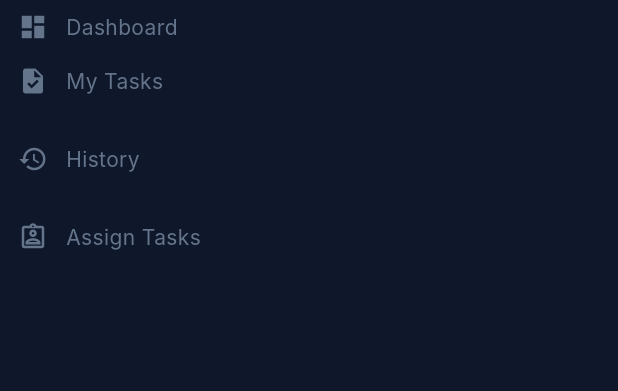
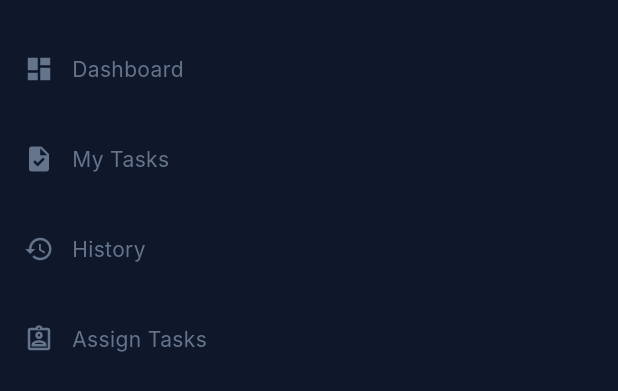
Before and after one commit to Srinivas-Unity3D/Task_Management_Frontend, a Flutter app: the NavigationMenu widget shown alone on an empty page, opened directly with empty values, on a phone screen of 412 x 824 dp. Shown: the top 391 px of the screen. Run offline on Flutter 3.47's test engine with Material 3 defaults, Android fonts, the phone set to English and light mode, and no system bars; our stand-ins replace intl_phone_number_input, shared_preferences; accounts and stored records are empty; network calls fail; Roboto replaces fonts that are missing (Inter).

Commit message:
fix the spacing issues on the menu buttons

```diff
--- a/lib/widgets/dashboard/navigation_menu.dart
+++ b/lib/widgets/dashboard/navigation_menu.dart
@@ -19,11 +19,13 @@ class NavigationMenu extends StatelessWidget {
   Widget build(BuildContext context) {
     return Column(
       children: [
+        const SizedBox(height: 24),
         _buildMenuItem(
           icon: Icons.dashboard,
           label: 'Dashboard',
           onTap: onDashboardPressed,
         ),
+        const SizedBox(height: 16),
         _buildMenuItem(
           icon: Icons.task,
           label: 'My Tasks',
@@ -54,7 +56,7 @@ class NavigationMenu extends StatelessWidget {
       onTap: onTap,
       borderRadius: BorderRadius.circular(8),
       child: Padding(
-        padding: const EdgeInsets.symmetric(vertical: 8, horizontal: 12),
+        padding: const EdgeInsets.symmetric(vertical: 12, horizontal: 16),
         child: Row(
           children: [
             Icon(
```
